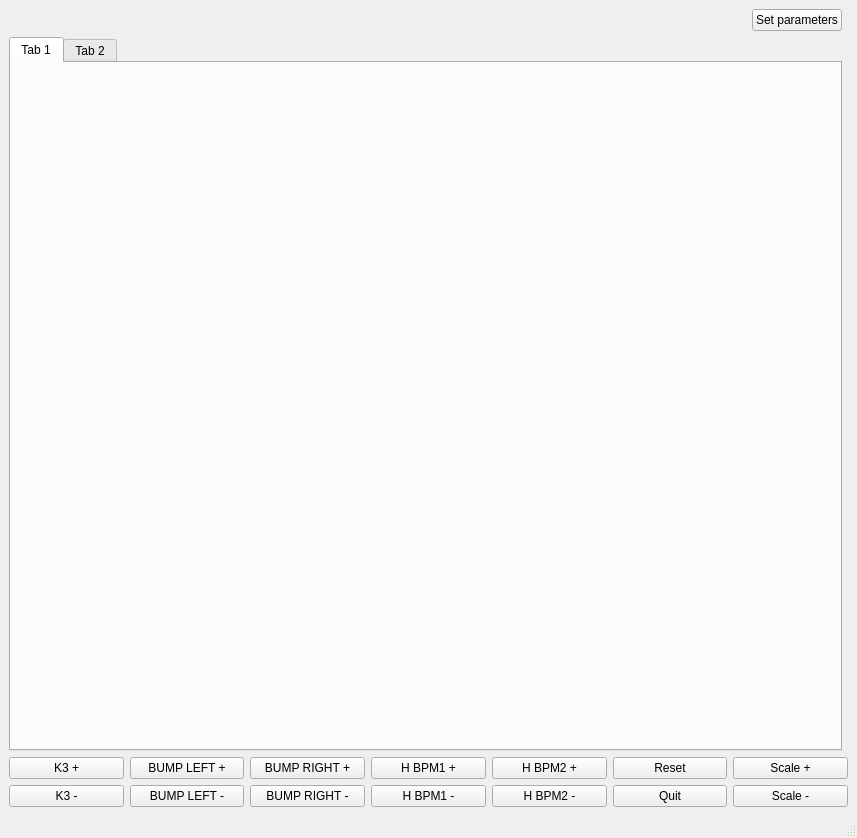
Above: i10chicgui.ui from DiamondLightSource/i10switching before the change. Below: the same form after it.
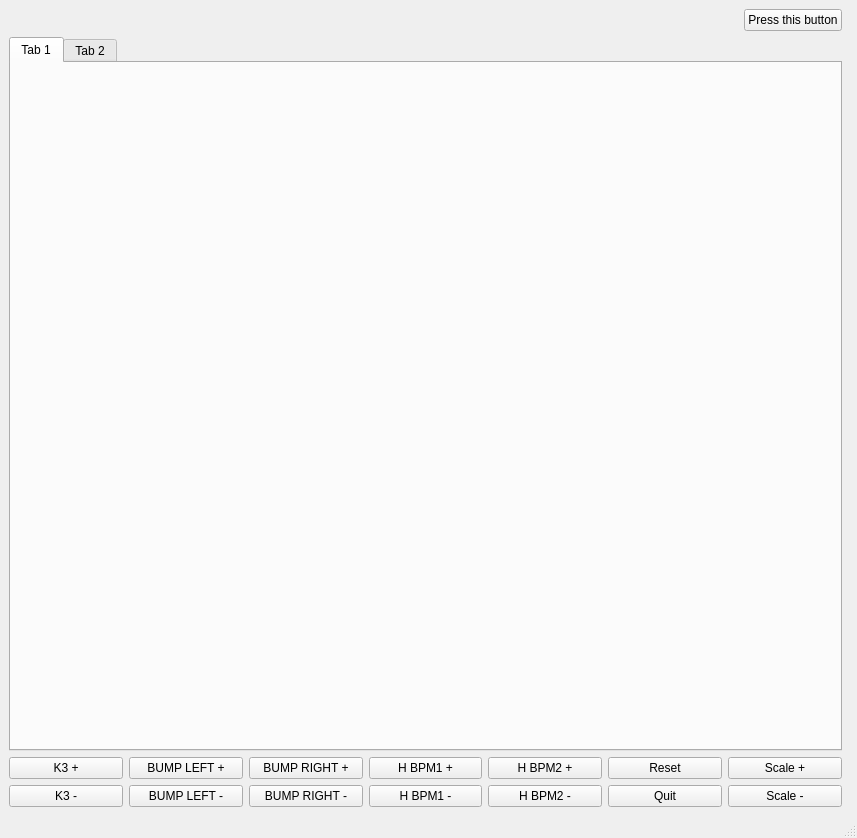
That is the form after the change.

Commit message: Turned knobstest.py into a ui for the beamline, made appropriate adjustments to other files to make this work

Patch:
```diff
--- a/i10chicgui.ui
+++ b/i10chicgui.ui
@@ -18,7 +18,7 @@
   </property>
   <widget class="QWidget" name="centralwidget">
    <layout class="QGridLayout" name="gridLayout">
-    <item row="7" column="0" colspan="2">
+    <item row="7" column="0">
      <layout class="QGridLayout" name="gridLayout_3">
       <item row="0" column="0">
        <widget class="QPushButton" name="kplusButton">
@@ -157,7 +157,7 @@
          </size>
         </property>
         <property name="text">
-         <string>Set parameters</string>
+         <string>Press this button</string>
         </property>
        </widget>
       </item>
```
The commit also changes 7 other files.
